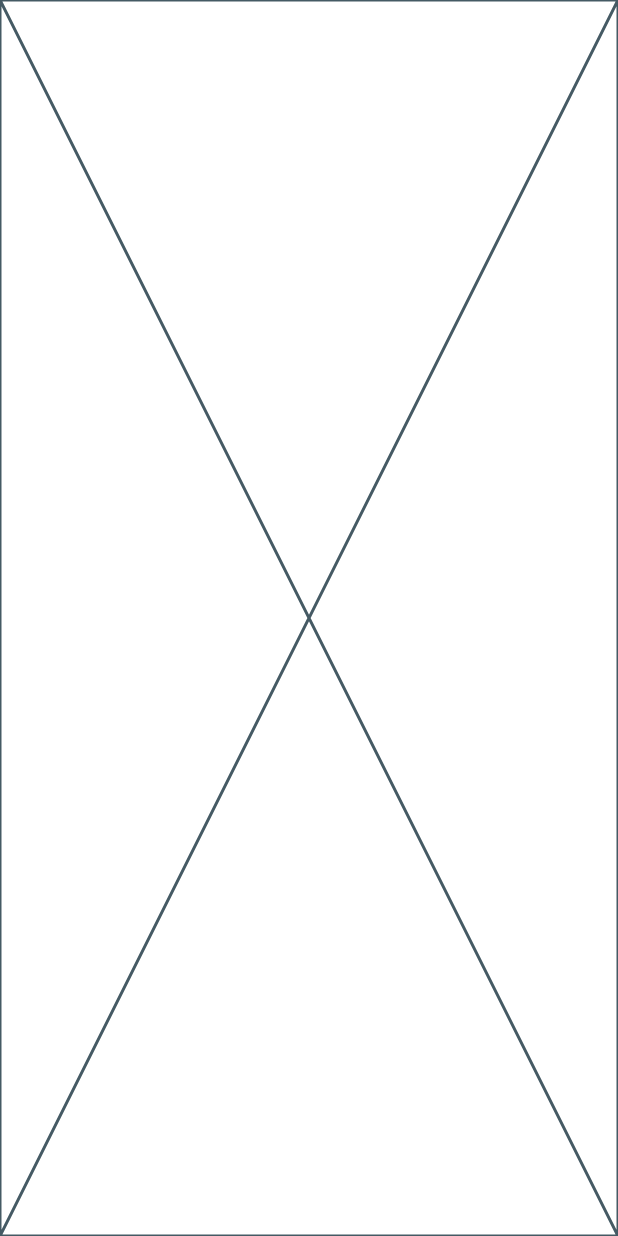
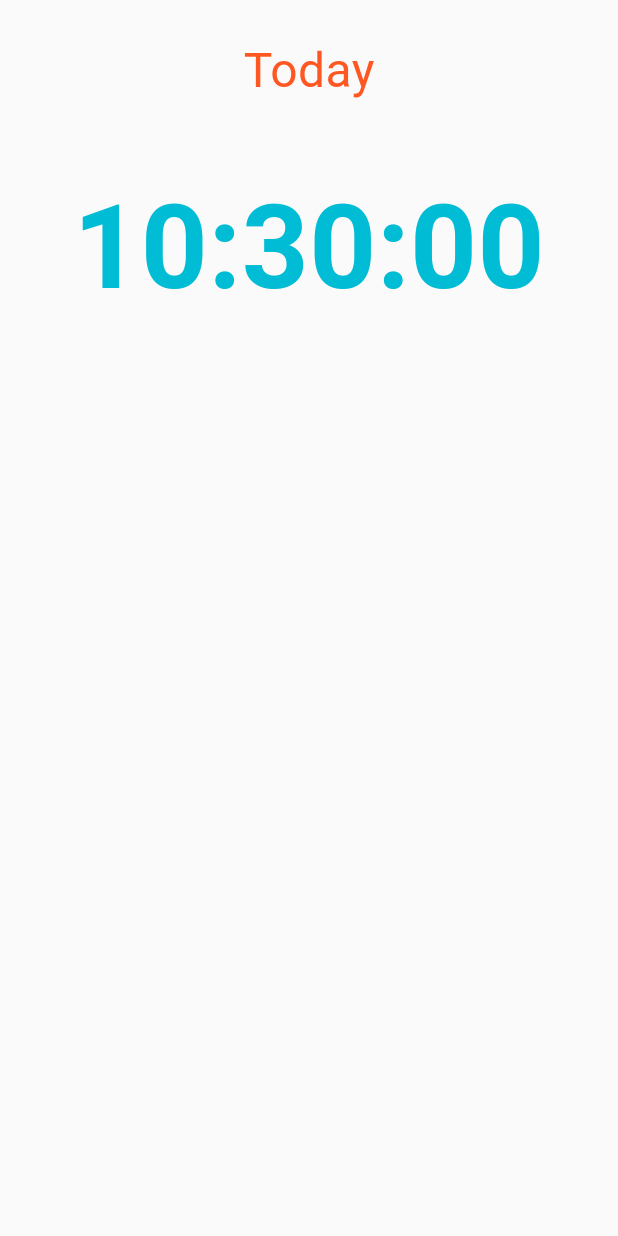
Before and after one commit to yousef-shaman/digtal_clock, a Flutter app: the screen it shows after launch, on a phone screen of 412 x 824 dp. Run offline on Flutter 3.47's test engine with Material 3 defaults, Android fonts, the phone set to English and light mode, and no system bars; our stand-ins replace timer_builder.

Commit message:
Made the app work
- First adding the timer_builder library.
- Secondly create home.dart file and style folder that contain color.dart file.
- lastly writing the time function in the home.dart file using timer_builder library and adding style stuff to the digital clock texst.

```diff
--- a/lib/clock_screen.dart
+++ /dev/null
@@ -1,15 +0,0 @@
-import 'package:flutter/material.dart';
-
-class ClockScreen extends StatefulWidget {
-  const ClockScreen({super.key});
-
-  @override
-  State<ClockScreen> createState() => _ClockScreenState();
-}
-
-class _ClockScreenState extends State<ClockScreen> {
-  @override
-  Widget build(BuildContext context) {
-    return const Placeholder();
-  }
-}
--- /dev/null
+++ b/lib/home.dart
@@ -0,0 +1,71 @@
+import 'package:digtal_clock/style/colors.dart';
+import 'package:flutter/material.dart';
+import 'package:timer_builder/timer_builder.dart';
+
+class HomePage extends StatefulWidget {
+  const HomePage({super.key});
+
+  @override
+  _HomePageState createState() => _HomePageState();
+}
+
+class _HomePageState extends State<HomePage> {
+  DateTime now = DateTime.now();
+
+  // Future<DateTime> fetchClock() async {
+  //   now = DateTime.now();
+  //   return now;
+  // }
+
+  @override
+  Widget build(BuildContext context) {
+
+    return Scaffold(
+      backgroundColor: const Color(0xFFfafafa),
+      body: SafeArea(
+        child: Padding(
+          padding: const EdgeInsets.all(24.0),
+          child: Column(
+            mainAxisAlignment: MainAxisAlignment.spaceBetween,
+            crossAxisAlignment: CrossAxisAlignment.center,
+            children: [
+              TimerBuilder.periodic(
+                const Duration(seconds: 1),
+                builder: (context) {
+                  //getting the time
+                  String second = DateTime.now().second < 10
+                      ? "0${DateTime.now().second}"
+                      : DateTime.now().second.toString();
+                  String minute = DateTime.now().minute < 10
+                      ? "0${DateTime.now().minute}"
+                      : DateTime.now().minute.toString();
+                  String hour = DateTime.now().hour < 10
+                      ? "0${DateTime.now().hour}"
+                      : DateTime.now().hour.toString();
+                  // String day = DateTime.now().toString();
+                  return Center(
+                    child: Column(
+                      children: [
+                        Text(
+                          "Today",
+                          style: AppStyle.mainTextThin,
+                        ),
+                        const SizedBox(
+                          height: 40.0,
+                        ),
+                        Text(
+                              "$hour:$minute:$second",
+                              style: AppStyle.maintext,
+                            ),
+                      ],
+                    ),
+                  );
+                },
+              ),
+            ],
+          ),
+        ),
+      ),
+    );
+  }
+}
--- a/lib/main.dart
+++ b/lib/main.dart
@@ -1,5 +1,6 @@
-import 'package:digtal_clock/clock_screen.dart';
+import 'package:digtal_clock/home.dart';
 import 'package:flutter/material.dart';
+
 
 void main() {
   runApp(const MyApp());
@@ -32,7 +33,7 @@
         colorScheme: ColorScheme.fromSeed(seedColor: Colors.deepPurple),
         useMaterial3: true,
       ),
-      home: const ClockScreen(),
+      home: const HomePage(),
     );
   }
 }
--- /dev/null
+++ b/lib/style/colors.dart
@@ -0,0 +1,18 @@
+import 'package:flutter/material.dart';
+
+class AppStyle {
+  // static Color primaryColor = const Color(0xFF2253FF);
+  // static Color primaryColorDark = const Color(0xFF193BB1);
+
+  /* Definining text style */
+  static TextStyle maintext = const TextStyle(
+    color: Colors.cyan,
+    fontSize: 78.0,
+    fontWeight: FontWeight.bold,
+  );
+  static TextStyle mainTextThin = const TextStyle(
+    color: Colors.deepOrange,
+    fontSize: 32.0,
+    fontWeight: FontWeight.normal,
+  );
+}
--- a/pubspec.yaml
+++ b/pubspec.yaml
@@ -35,6 +35,7 @@ dependencies:
   # The following adds the Cupertino Icons font to your application.
   # Use with the CupertinoIcons class for iOS style icons.
   cupertino_icons: ^1.0.8
+  timer_builder: ^2.0.0
 
 dev_dependencies:
   flutter_test:
```
Also changed, not shown: pubspec.lock.
